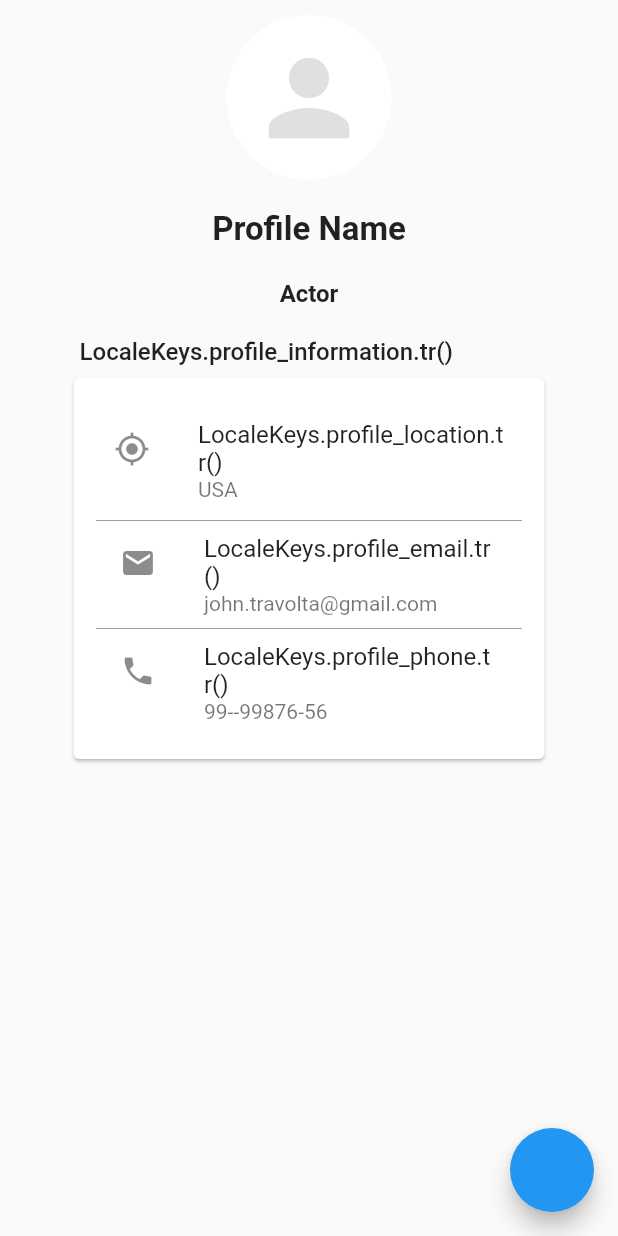
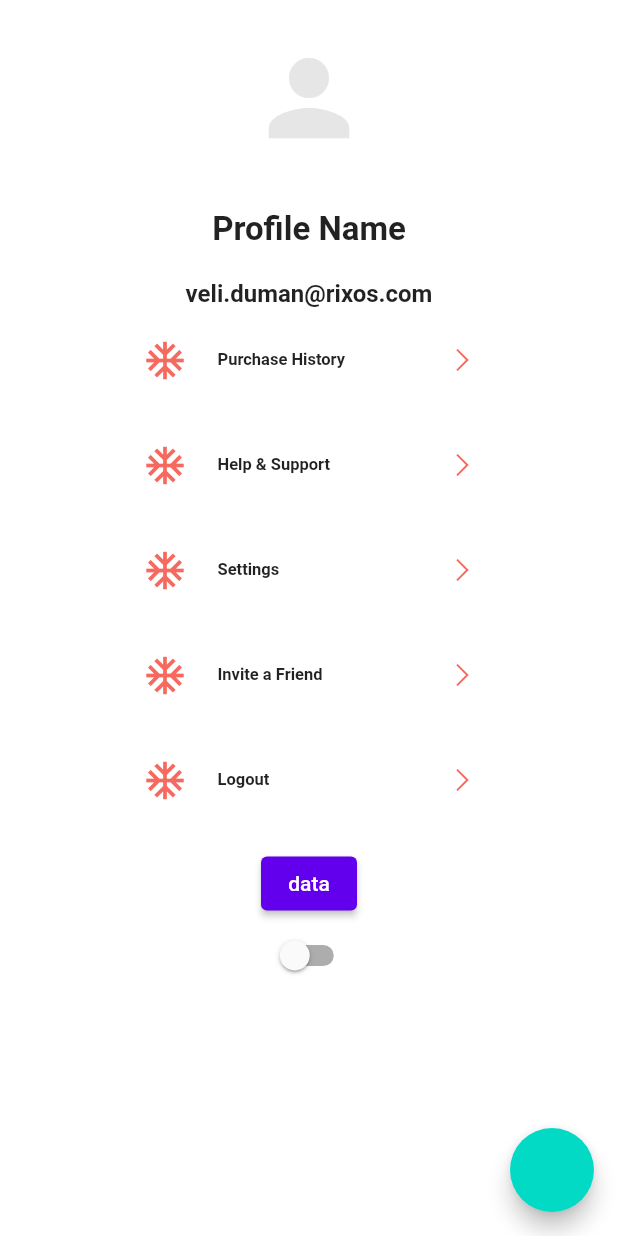
Before and after one commit to Firat-Gulec/rxs_profileview_fg, a Flutter app: the screen it shows after launch, on a phone screen of 412 x 824 dp. Run offline on Flutter 3.47's test engine with Material 2 defaults, Android fonts, the phone set to English and light mode, and no system bars; our stand-ins replace line_awesome_flutter.

Commit message:
Profile view will write monday.

```diff
--- /dev/null
+++ b/lib/change_theme_button_widget.dart
@@ -0,0 +1,19 @@
+import 'package:flutter/material.dart';
+import 'package:provider/provider.dart';
+import 'package:rxs_profileview_fg/theme_provider.dart';
+
+
+class ChangeThemeButtonWidget extends StatelessWidget {
+  @override
+  Widget build(BuildContext context) {
+    final themeProvider = Provider.of<ThemeProvider>(context);
+
+    return Switch.adaptive(
+      value: themeProvider.isDarkMode,
+      onChanged: (value) {
+        final provider = Provider.of<ThemeProvider>(context, listen: false);
+        provider.toggleTheme(value);
+      },
+    );
+  }
+}
--- a/lib/constants.dart
+++ /dev/null
@@ -1,47 +0,0 @@
-import 'package:flutter/material.dart';
-
-
-const kSpacingUnit = 10;
-
-const kDarkPrimaryColor = Color(0xFF212121);
-const kDarkSecondaryColor = Color(0xFF373737);
-const kLightPrimaryColor = Color(0xFFFFFFFF);
-const kLightSecondaryColor = Color(0xFFF3F7FB);
-const kAccentColor = Color(0xFFFFC107);
-
-
-
-
-final kDarkTheme = ThemeData(
-  brightness: Brightness.dark,
-  fontFamily: 'SFProText',
-  primaryColor: kDarkPrimaryColor,
-  canvasColor: kDarkPrimaryColor,
-  backgroundColor: kDarkSecondaryColor,
-  accentColor: kAccentColor,
-  iconTheme: ThemeData.dark().iconTheme.copyWith(
-        color: kLightSecondaryColor,
-      ),
-  textTheme: ThemeData.dark().textTheme.apply(
-        fontFamily: 'SFProText',
-        bodyColor: kLightSecondaryColor,
-        displayColor: kLightSecondaryColor,
-      ),
-);
-
-final kLightTheme = ThemeData(
-  brightness: Brightness.light,
-  fontFamily: 'SFProText',
-  primaryColor: kLightPrimaryColor,
-  canvasColor: kLightPrimaryColor,
-  backgroundColor: kLightSecondaryColor,
-  accentColor: kAccentColor,
-  iconTheme: ThemeData.light().iconTheme.copyWith(
-        color: kDarkSecondaryColor,
-      ),
-  textTheme: ThemeData.light().textTheme.apply(
-        fontFamily: 'SFProText',
-        bodyColor: kDarkSecondaryColor,
-        displayColor: kDarkSecondaryColor,
-      ),
-);
--- a/lib/main.dart
+++ b/lib/main.dart
@@ -1,13 +1,28 @@
 import 'package:flutter/material.dart';
+import 'package:provider/provider.dart';
 import 'package:rxs_profileview_fg/profile_view.dart';
+import 'package:rxs_profileview_fg/theme_provider.dart';
 
-void main() => runApp(MyApp());
+void main() async {
+  runApp(
+    MultiProvider(
+      providers: [
+        ChangeNotifierProvider<ThemeProvider>(
+          create: ((context) => ThemeProvider()),
+        ),
+      ],
+      child: MyApp(),
+    ),
+  );
+}
 
 class MyApp extends StatelessWidget {
   @override
   Widget build(BuildContext context) {
-    return MaterialApp(
-      debugShowCheckedModeBanner: false,
-      home: ProfileView());
+    final themeProvider = Provider.of<ThemeProvider>(context);
+    return MaterialApp(themeMode: themeProvider.themeMode,
+      theme: MyThemes.lightTheme,
+      darkTheme: MyThemes.darkTheme,
+      debugShowCheckedModeBanner: false, home: ProfileView());
   }
 }
--- /dev/null
+++ b/lib/profile_list_item.dart
@@ -0,0 +1,59 @@
+import 'package:flutter/material.dart';
+
+import 'package:line_awesome_flutter/line_awesome_flutter.dart';
+
+class ProfileListItem extends StatelessWidget {
+  final IconData icon;
+  final String text;
+  final bool hasNavigation;
+
+  const ProfileListItem({
+    Key? key,
+    required this.icon,
+    required this.text,
+    this.hasNavigation = true,
+  }) : super(key: key);
+
+  @override
+  Widget build(BuildContext context) {
+    return Container(
+      height: 50,
+      margin: EdgeInsets.symmetric(
+        horizontal: 40,
+      ).copyWith(
+        bottom: 20,
+      ),
+      padding: EdgeInsets.symmetric(
+        horizontal: 20,
+      ),
+      decoration: BoxDecoration(
+        borderRadius: BorderRadius.circular(30),
+        color: Theme.of(context).backgroundColor,
+      ),
+      child:
+
+      Row(
+        children: <Widget>[
+          Icon(
+            this.icon,
+            size: 30,
+          ),
+          SizedBox(width: 20),
+          Text(
+            this.text,
+            style: TextStyle(
+              fontSize: 11,
+              fontWeight: FontWeight.w600,
+            ),
+          ),
+          Spacer(),
+          if (this.hasNavigation)
+            Icon(
+              LineAwesomeIcons.angle_right,
+              size: 20,
+            ),
+        ],
+      ),
+    );
+  }
+}
--- a/lib/profile_view.dart
+++ b/lib/profile_view.dart
@@ -1,24 +1,29 @@
 import 'package:flutter/material.dart';
+import 'package:provider/provider.dart';
+import 'package:rxs_profileview_fg/change_theme_button_widget.dart';
+import 'package:rxs_profileview_fg/profile_list_item.dart';
+
+import 'package:rxs_profileview_fg/theme_provider.dart';
 
 class ProfileView extends StatefulWidget {
-
-
   const ProfileView({super.key});
 
   @override
   State<ProfileView> createState() => _ProfileViewState();
 }
 
+class _ProfileViewState extends State<ProfileView> {
+  Future<void> _changeTheme() async {
+    setState(() {
+      ChangeThemeButtonWidget();
+    });
+  }
 
-class _ProfileViewState extends
-State<ProfileView> {
   @override
   Widget build(BuildContext context) {
     return Scaffold(
       floatingActionButton: FloatingActionButton(
-        onPressed: () {
-
-        },
+        onPressed: () {},
       ),
       body: SingleChildScrollView(
         child: Stack(
@@ -38,7 +43,7 @@
                     decoration: BoxDecoration(
                       borderRadius: BorderRadius.circular(100),
                       border: Border.all(width: 5, color: Colors.white),
-                      color: Colors.white,
+                      color: Theme.of(context).primaryColor,
                     ),
                     child: Icon(
                       Icons.person,
@@ -58,120 +63,41 @@
                     height: 20,
                   ),
                   const Text(
-                    'Actor',
+                    'veli.duman@rixos.com',
                     style: TextStyle(fontSize: 16, fontWeight: FontWeight.bold),
                   ),
                   const SizedBox(
                     height: 10,
                   ),
-                  Container(
-                    padding: const EdgeInsets.all(10),
-                    child: Column(
-                      children: <Widget>[
-                        Container(
-                          padding:
-                              const EdgeInsets.only(left: 8.0, bottom: 4.0),
-                          alignment: Alignment.topLeft,
-                          child: Text(
-                            'LocaleKeys.profile_information.tr()',
-                            style: const TextStyle(
-                              fontWeight: FontWeight.w500,
-                              fontSize: 16,
+                  ...ListTile.divideTiles(
+                    color: Colors.white,
+                                      tiles:
+
+                     [
+                      ProfileListItem(
+                        icon: Icons.ac_unit,
+                        text: 'Purchase History',
                       ),
-                            textAlign: TextAlign.left,
+                      ProfileListItem(
+                        icon: Icons.ac_unit,
+                        text: 'Help & Support',
                       ),
+                      ProfileListItem(
+                        icon: Icons.ac_unit,
+                        text: 'Settings',
                       ),
-                        Card(
-                          child: Container(
-                            alignment: Alignment.topLeft,
-                            padding: const EdgeInsets.all(15),
-                            child: Column(
-                              children: <Widget>[
-                                Column(
-                                  children: <Widget>[
-                                    ...ListTile.divideTiles(
-                                      color: Colors.grey,
-                                      tiles: [
-                                        ListTile(
-                                          contentPadding:
-                                              const EdgeInsets.symmetric(
-                                                  horizontal: 12, vertical: 4),
-                                          leading:
-                                              const Icon(Icons.my_location),
-                                          title: Text(
-                                              'LocaleKeys.profile_location.tr()'),
-                                          subtitle: const Text("USA"),
+                      ProfileListItem(
+                        icon: Icons.ac_unit,
+                        text: 'Invite a Friend',
                       ),
-                                        ListTile(
-                                          leading: const Icon(Icons.email),
-                                          title: Text(
-                                              'LocaleKeys.profile_email.tr()'),
-                                          subtitle: const Text(
-                                              "john.travolta@gmail.com"),
+                      ProfileListItem(
+                        icon: Icons.ac_unit,
+                        text: 'Logout',
                       ),
-                                        ListTile(
-                                          leading: const Icon(Icons.phone),
-                                          title: Text(
-                                              'LocaleKeys.profile_phone.tr()'),
-                                          subtitle: const Text("99--99876-56"),
-                                        ),
-                                     /*   enforcer.enforce([
-                                          userModel?.name,
-                                          'data1',
-                                          'read'
-                                        ])
-                                            ? ListTile(
-                                                leading:
-                                                    const Icon(Icons.person),
-                                                title: Text(LocaleKeys
-                                                    .profile_about
-                                                    .tr()),
-                                                subtitle: const Text(
-                                                    "This is Alice's data"),
-                                              )
-                                            : ListTile(
-                                                leading:
-                                                    const Icon(Icons.person),
-                                                title: Text(LocaleKeys
-                                                    .profile_about
-                                                    .tr()),
-                                                subtitle: const Text(
-                                                    "You're not authorized to view this page"),
-                                              ),
-                                        enforcer.enforce([
-                                          userModel?.name,
-                                          'data2',
-                                          'read'
-                                        ])
-                                            ? ListTile(
-                                                leading:
-                                                    const Icon(Icons.person),
-                                                title: Text(LocaleKeys
-                                                    .profile_about
-                                                    .tr()),
-                                                subtitle: const Text(
-                                                    "This is Bob's data"),
-                                              )
-                                            : ListTile(
-                                                leading:
-                                                    const Icon(Icons.person),
-                                                title: Text(LocaleKeys
-                                                    .profile_about
-                                                    .tr()),
-                                                subtitle: const Text(
-                                                    "You're not authorized to view this page"),
-                                              ),*/
                     ],
                   ),
-                                  ],
-                                )
-                              ],
-                            ),
-                          ),
-                        )
-                      ],
-                    ),
-                  )
+                  ElevatedButton(onPressed: () {}, child: Text('data')),
+                  ChangeThemeButtonWidget()
                 ],
               ),
             )
--- /dev/null
+++ b/lib/theme_provider.dart
@@ -0,0 +1,36 @@
+import 'package:flutter/material.dart';
+import 'package:flutter/scheduler.dart';
+
+class ThemeProvider extends ChangeNotifier {
+  ThemeMode themeMode = ThemeMode.system;
+
+  bool get isDarkMode {
+    if (themeMode == ThemeMode.system) {
+      final brightness = SchedulerBinding.instance.window.platformBrightness;
+      return brightness == Brightness.dark;
+    } else {
+      return themeMode == ThemeMode.dark;
+    }
+  }
+
+  void toggleTheme(bool isOn) {
+    themeMode = isOn ? ThemeMode.dark : ThemeMode.light;
+    notifyListeners();
+  }
+}
+
+class MyThemes {
+  static final darkTheme = ThemeData(
+    scaffoldBackgroundColor: Colors.grey.shade900,
+    primaryColor: Colors.black,
+    colorScheme: ColorScheme.dark(),
+    iconTheme: IconThemeData(color: Colors.purple.shade200, opacity: 0.8),
+  );
+
+  static final lightTheme = ThemeData(
+    scaffoldBackgroundColor: Colors.white,
+    primaryColor: Colors.white,
+    colorScheme: ColorScheme.light(),
+    iconTheme: IconThemeData(color: Colors.red, opacity: 0.8),
+  );
+}
--- a/pubspec.yaml
+++ b/pubspec.yaml
@@ -27,7 +27,8 @@
 # the latest version available on pub.dev. To see which dependencies have newer
 # versions available, run `flutter pub outdated`.
 dependencies:
-  animated_theme_switcher: ^2.0.6
+  provider: ^6.0.2
+  line_awesome_flutter: ^2.0.0
   flutter:
     sdk: flutter
 
```
Also changed, not shown: pubspec.lock. Lines whose indentation alone changed are shown as unchanged.
